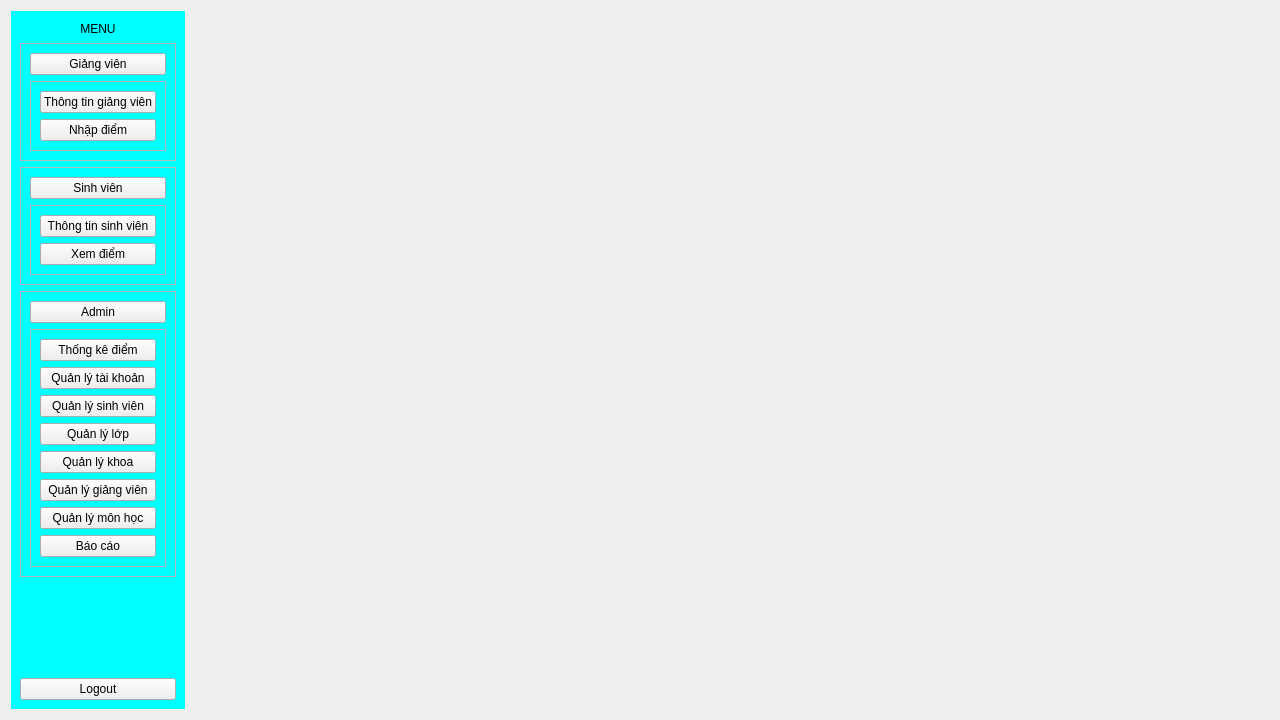
First picture: the form in main/FrontEnd/Menu.ui, repository phusomnia/Student_Management, before the edit.
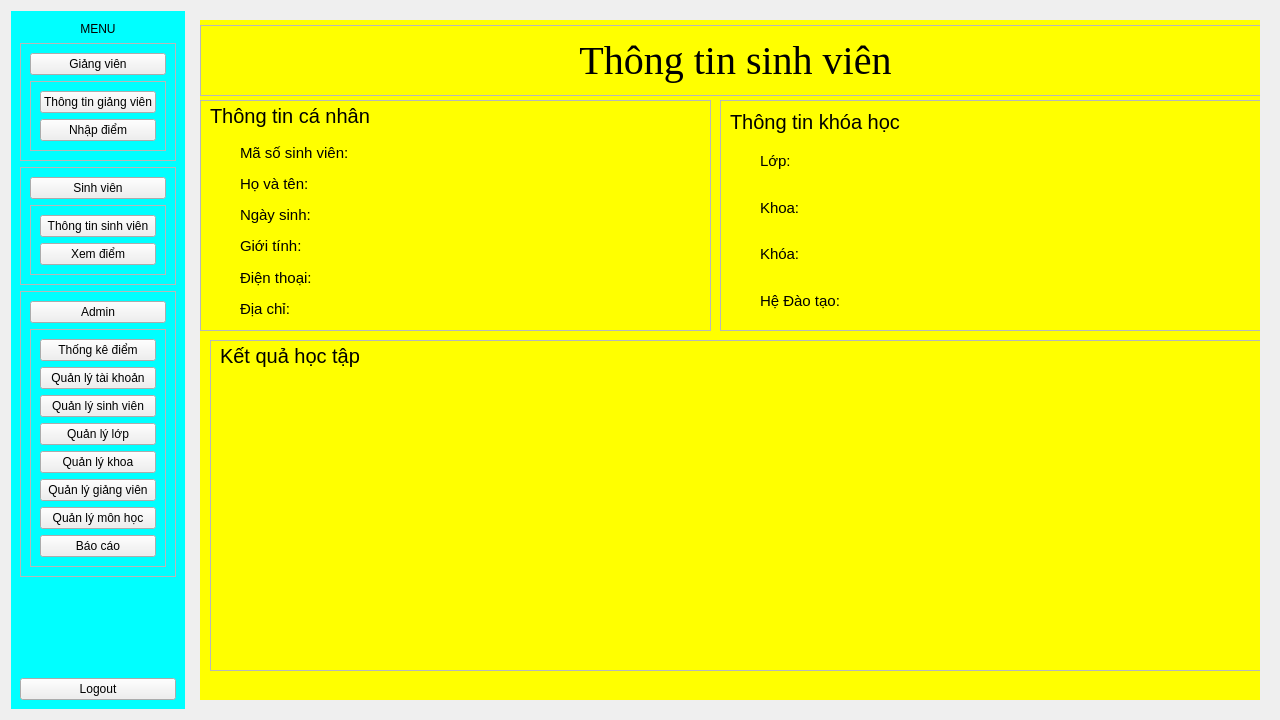
Second picture: the form after the edit.

```diff
--- a/main/FrontEnd/Menu.ui
+++ b/main/FrontEnd/Menu.ui
@@ -286,7 +286,7 @@
    <item row="0" column="1">
     <widget class="QWidget" name="Frame_Display" native="true">
      <property name="styleSheet">
-      <string notr="true">#Frame_QLGV, #Frame_QLL, #Frame_QLSV, #Frame_QLMH, #Frame_QLK, #Frame_NhapDiem, #ThongKe_Diem {
+      <string notr="true">#Frame_QLGV, #Frame_QLL, #Frame_QLSV, #Frame_QLMH, #Frame_QLK, #Frame_NhapDiem, #ThongKe_Diem, #Frame_TTSV{
 background-color: yellow;
 }
 
@@ -319,8 +319,450 @@
       <item row="0" column="0">
        <widget class="QStackedWidget" name="Frame_Admin">
         <property name="currentIndex">
-         <number>4</number>
+         <number>0</number>
         </property>
+        <widget class="QWidget" name="Frame_TTSV">
+         <widget class="QFrame" name="Frame_Title_TTSV">
+          <property name="geometry">
+           <rect>
+            <x>0</x>
+            <y>5</y>
+            <width>1071</width>
+            <height>71</height>
+           </rect>
+          </property>
+          <property name="frameShape">
+           <enum>QFrame::StyledPanel</enum>
+          </property>
+          <property name="frameShadow">
+           <enum>QFrame::Raised</enum>
+          </property>
+          <layout class="QGridLayout" name="gridLayout_42">
+           <item row="0" column="0">
+            <widget class="QLabel" name="label_37">
+             <property name="font">
+              <font>
+               <family>Times New Roman</family>
+               <pointsize>30</pointsize>
+              </font>
+             </property>
+             <property name="text">
+              <string>Thông tin sinh viên</string>
+             </property>
+             <property name="alignment">
+              <set>Qt::AlignCenter</set>
+             </property>
+            </widget>
+           </item>
+          </layout>
+         </widget>
+         <widget class="QFrame" name="Frame_TTCN">
+          <property name="geometry">
+           <rect>
+            <x>0</x>
+            <y>80</y>
+            <width>511</width>
+            <height>231</height>
+           </rect>
+          </property>
+          <property name="font">
+           <font>
+            <pointsize>12</pointsize>
+           </font>
+          </property>
+          <property name="frameShape">
+           <enum>QFrame::StyledPanel</enum>
+          </property>
+          <property name="frameShadow">
+           <enum>QFrame::Raised</enum>
+          </property>
+          <widget class="QLabel" name="label_38">
+           <property name="geometry">
+            <rect>
+             <x>10</x>
+             <y>0</y>
+             <width>171</width>
+             <height>31</height>
+            </rect>
+           </property>
+           <property name="font">
+            <font>
+             <pointsize>15</pointsize>
+            </font>
+           </property>
+           <property name="text">
+            <string>Thông tin cá nhân</string>
+           </property>
+          </widget>
+          <widget class="QWidget" name="">
+           <property name="geometry">
+            <rect>
+             <x>40</x>
+             <y>40</y>
+             <width>108</width>
+             <height>181</height>
+            </rect>
+           </property>
+           <layout class="QGridLayout" name="gridLayout_57">
+            <item row="0" column="0">
+             <widget class="QLabel" name="label_39">
+              <property name="font">
+               <font>
+                <pointsize>11</pointsize>
+               </font>
+              </property>
+              <property name="text">
+               <string>Mã số sinh viên:</string>
+              </property>
+             </widget>
+            </item>
+            <item row="1" column="0">
+             <widget class="QLabel" name="label_40">
+              <property name="font">
+               <font>
+                <pointsize>11</pointsize>
+               </font>
+              </property>
+              <property name="text">
+               <string>Họ và tên:</string>
+              </property>
+             </widget>
+            </item>
+            <item row="2" column="0">
+             <widget class="QLabel" name="label_41">
+              <property name="font">
+               <font>
+                <pointsize>11</pointsize>
+               </font>
+              </property>
+              <property name="text">
+               <string>Ngày sinh:</string>
+              </property>
+             </widget>
+            </item>
+            <item row="3" column="0">
+             <widget class="QLabel" name="label_59">
+              <property name="font">
+               <font>
+                <pointsize>11</pointsize>
+               </font>
+              </property>
+              <property name="text">
+               <string>Giới tính:</string>
+              </property>
+             </widget>
+            </item>
+            <item row="4" column="0">
+             <widget class="QLabel" name="label_43">
+              <property name="font">
+               <font>
+                <pointsize>11</pointsize>
+               </font>
+              </property>
+              <property name="text">
+               <string>Điện thoại:</string>
+              </property>
+             </widget>
+            </item>
+            <item row="5" column="0">
+             <widget class="QLabel" name="label_46">
+              <property name="font">
+               <font>
+                <pointsize>11</pointsize>
+               </font>
+              </property>
+              <property name="text">
+               <string>Địa chỉ:</string>
+              </property>
+             </widget>
+            </item>
+           </layout>
+          </widget>
+          <widget class="QWidget" name="">
+           <property name="geometry">
+            <rect>
+             <x>200</x>
+             <y>40</y>
+             <width>291</width>
+             <height>181</height>
+            </rect>
+           </property>
+           <layout class="QGridLayout" name="gridLayout_58">
+            <item row="0" column="0">
+             <widget class="QLabel" name="MaSV_Entry_TTSV">
+              <property name="font">
+               <font>
+                <pointsize>11</pointsize>
+               </font>
+              </property>
+              <property name="text">
+               <string/>
+              </property>
+             </widget>
+            </item>
+            <item row="1" column="0">
+             <widget class="QLabel" name="Hoten_Entry_TTSV">
+              <property name="font">
+               <font>
+                <pointsize>11</pointsize>
+               </font>
+              </property>
+              <property name="text">
+               <string/>
+              </property>
+             </widget>
+            </item>
+            <item row="2" column="0">
+             <widget class="QLabel" name="NgSinh_Entry_TTSV">
+              <property name="font">
+               <font>
+                <pointsize>11</pointsize>
+               </font>
+              </property>
+              <property name="text">
+               <string/>
+              </property>
+             </widget>
+            </item>
+            <item row="3" column="0">
+             <widget class="QLabel" name="Gtinh_Entry_TTSV">
+              <property name="font">
+               <font>
+                <pointsize>11</pointsize>
+               </font>
+              </property>
+              <property name="text">
+               <string/>
+              </property>
+             </widget>
+            </item>
+            <item row="4" column="0">
+             <widget class="QLabel" name="Sdt_Entry_TTSV">
+              <property name="font">
+               <font>
+                <pointsize>11</pointsize>
+               </font>
+              </property>
+              <property name="text">
+               <string/>
+              </property>
+             </widget>
+            </item>
+            <item row="5" column="0">
+             <widget class="QLabel" name="DiaChi_Entry_TTSV">
+              <property name="font">
+               <font>
+                <pointsize>11</pointsize>
+               </font>
+              </property>
+              <property name="text">
+               <string/>
+              </property>
+             </widget>
+            </item>
+           </layout>
+          </widget>
+         </widget>
+         <widget class="QFrame" name="Frame_TTKH">
+          <property name="geometry">
+           <rect>
+            <x>520</x>
+            <y>80</y>
+            <width>551</width>
+            <height>231</height>
+           </rect>
+          </property>
+          <property name="frameShape">
+           <enum>QFrame::StyledPanel</enum>
+          </property>
+          <property name="frameShadow">
+           <enum>QFrame::Raised</enum>
+          </property>
+          <widget class="QLabel" name="label_60">
+           <property name="geometry">
+            <rect>
+             <x>10</x>
+             <y>10</y>
+             <width>171</width>
+             <height>24</height>
+            </rect>
+           </property>
+           <property name="font">
+            <font>
+             <pointsize>15</pointsize>
+            </font>
+           </property>
+           <property name="text">
+            <string>Thông tin khóa học</string>
+           </property>
+          </widget>
+          <widget class="QWidget" name="">
+           <property name="geometry">
+            <rect>
+             <x>40</x>
+             <y>40</y>
+             <width>82</width>
+             <height>181</height>
+            </rect>
+           </property>
+           <layout class="QGridLayout" name="gridLayout_56">
+            <item row="0" column="0">
+             <widget class="QLabel" name="label_61">
+              <property name="font">
+               <font>
+                <pointsize>11</pointsize>
+               </font>
+              </property>
+              <property name="text">
+               <string>Lớp:</string>
+              </property>
+             </widget>
+            </item>
+            <item row="1" column="0">
+             <widget class="QLabel" name="label_62">
+              <property name="font">
+               <font>
+                <pointsize>11</pointsize>
+               </font>
+              </property>
+              <property name="text">
+               <string>Khoa:</string>
+              </property>
+             </widget>
+            </item>
+            <item row="2" column="0">
+             <widget class="QLabel" name="label_63">
+              <property name="font">
+               <font>
+                <pointsize>11</pointsize>
+               </font>
+              </property>
+              <property name="text">
+               <string>Khóa:</string>
+              </property>
+             </widget>
+            </item>
+            <item row="3" column="0">
+             <widget class="QLabel" name="label_64">
+              <property name="font">
+               <font>
+                <pointsize>11</pointsize>
+               </font>
+              </property>
+              <property name="text">
+               <string>Hệ Đào tạo:</string>
+              </property>
+             </widget>
+            </item>
+           </layout>
+          </widget>
+          <widget class="QWidget" name="">
+           <property name="geometry">
+            <rect>
+             <x>170</x>
+             <y>40</y>
+             <width>361</width>
+             <height>181</height>
+            </rect>
+           </property>
+           <layout class="QGridLayout" name="gridLayout_43">
+            <item row="0" column="0">
+             <widget class="QLabel" name="Lop_Entry_TTSV">
+              <property name="font">
+               <font>
+                <pointsize>11</pointsize>
+               </font>
+              </property>
+              <property name="text">
+               <string/>
+              </property>
+             </widget>
+            </item>
+            <item row="1" column="0">
+             <widget class="QLabel" name="Khoa_Entry_TTSV">
+              <property name="font">
+               <font>
+                <pointsize>11</pointsize>
+               </font>
+              </property>
+              <property name="text">
+               <string/>
+              </property>
+             </widget>
+            </item>
+            <item row="2" column="0">
+             <widget class="QLabel" name="Khoa_Entry_TTSV_2">
+              <property name="font">
+               <font>
+                <pointsize>11</pointsize>
+               </font>
+              </property>
+              <property name="text">
+               <string/>
+              </property>
+             </widget>
+            </item>
+            <item row="3" column="0">
+             <widget class="QLabel" name="HDT_Entry_TTSV">
+              <property name="font">
+               <font>
+                <pointsize>11</pointsize>
+               </font>
+              </property>
+              <property name="text">
+               <string/>
+              </property>
+             </widget>
+            </item>
+           </layout>
+          </widget>
+         </widget>
+         <widget class="QFrame" name="Frame_KQHT_TTSV">
+          <property name="geometry">
+           <rect>
+            <x>10</x>
+            <y>320</y>
+            <width>1061</width>
+            <height>331</height>
+           </rect>
+          </property>
+          <property name="frameShape">
+           <enum>QFrame::StyledPanel</enum>
+          </property>
+          <property name="frameShadow">
+           <enum>QFrame::Raised</enum>
+          </property>
+          <widget class="QLabel" name="label_69">
+           <property name="geometry">
+            <rect>
+             <x>10</x>
+             <y>0</y>
+             <width>171</width>
+             <height>31</height>
+            </rect>
+           </property>
+           <property name="font">
+            <font>
+             <pointsize>15</pointsize>
+            </font>
+           </property>
+           <property name="text">
+            <string>Kết quả học tập</string>
+           </property>
+          </widget>
+          <widget class="QWidget" name="verticalLayoutWidget">
+           <property name="geometry">
+            <rect>
+             <x>10</x>
+             <y>30</y>
+             <width>1041</width>
+             <height>291</height>
+            </rect>
+           </property>
+           <layout class="QVBoxLayout" name="Frame_BieuDo_TTSV"/>
+          </widget>
+         </widget>
+        </widget>
         <widget class="QWidget" name="Frame_QLGV">
          <property name="styleSheet">
           <string notr="true"/>
```
Left out of the diff: 4 changed lines with no effect on the pictures.
